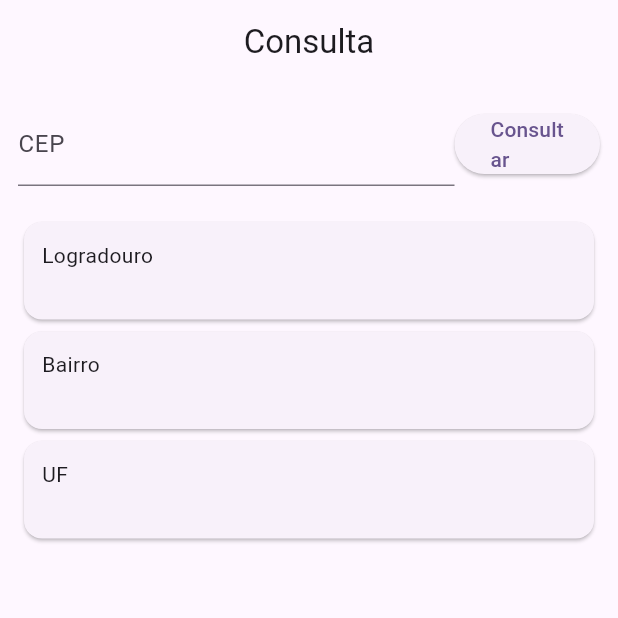
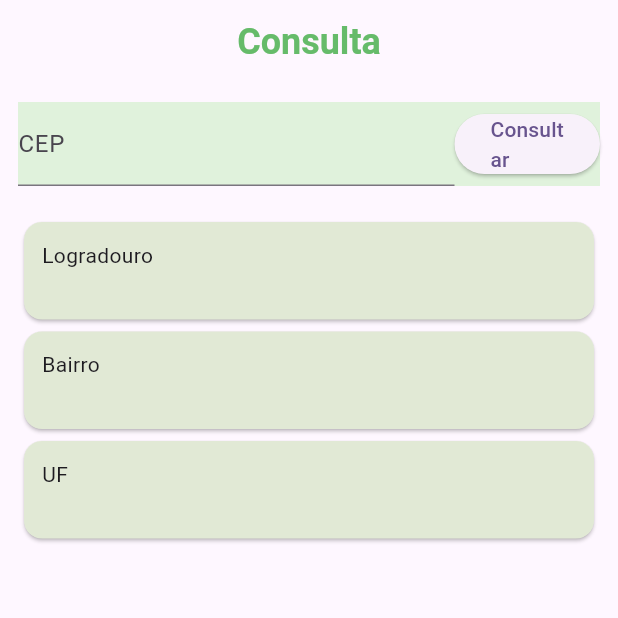
Before and after one commit to Amanda-rl2/Consulta_CEP, a Flutter app: the screen it shows after launch, on a phone screen of 412 x 824 dp, the top half of it. Run offline on Flutter 3.47's test engine with Material 3 defaults, Android fonts, the phone set to English and light mode, and no system bars; our stand-ins replace google_fonts; Roboto replaces fonts that are missing (Kodchasan).

Commit message:
Troquei a fonte adicionando o google fontes

```diff
--- a/lib/view/consulta_page.dart
+++ b/lib/view/consulta_page.dart
@@ -1,6 +1,7 @@
 import 'package:consulta_cep/controller/consulta_controller.dart';
 import 'package:consulta_cep/widgets/card_information_widget.dart';
 import 'package:flutter/material.dart';
+import 'package:google_fonts/google_fonts.dart';
 
 class ConsultaPage extends StatefulWidget {
   const ConsultaPage({super.key});
@@ -15,12 +16,24 @@ class _ConsultaPageState extends State<ConsultaPage> {
   @override
   Widget build(BuildContext context) {
     return Scaffold(
-      appBar: AppBar(title: const Text('Consulta'), centerTitle: true),
+      appBar: AppBar(
+        title: Text(
+          'Consulta',
+          style: GoogleFonts.kodchasan(
+            fontSize: 24,
+            fontWeight: FontWeight.w600,
+            color: Colors.green.shade400,
+          ),
+        ),
+        centerTitle: true,
+      ),
       body: Padding(
         padding: const EdgeInsets.all(12.0),
         child: Column(
           children: [
-            Row(
+            Container(
+              color: Color(0xffe0f2dc),
+              child: Row(
                 children: [
                   Expanded(
                     flex: 3,
@@ -41,17 +54,24 @@ class _ConsultaPageState extends State<ConsultaPage> {
                   ),
                 ],
               ),
+            ),
 
             const SizedBox(height: 20),
             CardInformationWidget(
               title: 'Logradouro',
               value: controller.consulta.logradouro,
+              color: Color(0xffe1e9d5),
             ),
             CardInformationWidget(
               title: 'Bairro',
               value: controller.consulta.bairro,
+              color: Color(0xffe1e9d5),
             ),
-            CardInformationWidget(title: 'UF', value: controller.consulta.uf),
+            CardInformationWidget(
+              title: 'UF',
+              value: controller.consulta.uf,
+              color: Color(0xffe1e9d5),
+            ),
           ],
         ),
       ),
--- a/lib/widgets/card_information_widget.dart
+++ b/lib/widgets/card_information_widget.dart
@@ -1,22 +1,25 @@
 import 'package:flutter/material.dart';
+import 'package:google_fonts/google_fonts.dart';
 
 class CardInformationWidget extends StatelessWidget {
   final String title;
   final String value;
+  final Color? color;
 
-  const CardInformationWidget({super.key, required this.title, required this.value});
+  const CardInformationWidget({super.key, required this.title, required this.value, this.color});
 
   @override
   Widget build(BuildContext context) {
     return SizedBox(
       width: double.infinity,
       child: Card(
+        color: color,
         child: Padding(
           padding: const EdgeInsets.all(12),
           child: Column(
             crossAxisAlignment: CrossAxisAlignment.start,
             mainAxisAlignment: MainAxisAlignment.start,
-            children: [Text(title), Text(value)],
+            children: [Text(title, style: GoogleFonts.aBeeZee(),), Text(value)],
           ),
         ),
       ),
--- a/pubspec.yaml
+++ b/pubspec.yaml
@@ -35,6 +35,7 @@ dependencies:
   # Use with the CupertinoIcons class for iOS style icons.
   cupertino_icons: ^1.0.8
   http: ^1.6.0
+  google_fonts: ^6.3.2
 
 dev_dependencies:
   flutter_test:
```
Also changed, not shown: pubspec.lock. Lines whose indentation alone changed are shown as unchanged.
